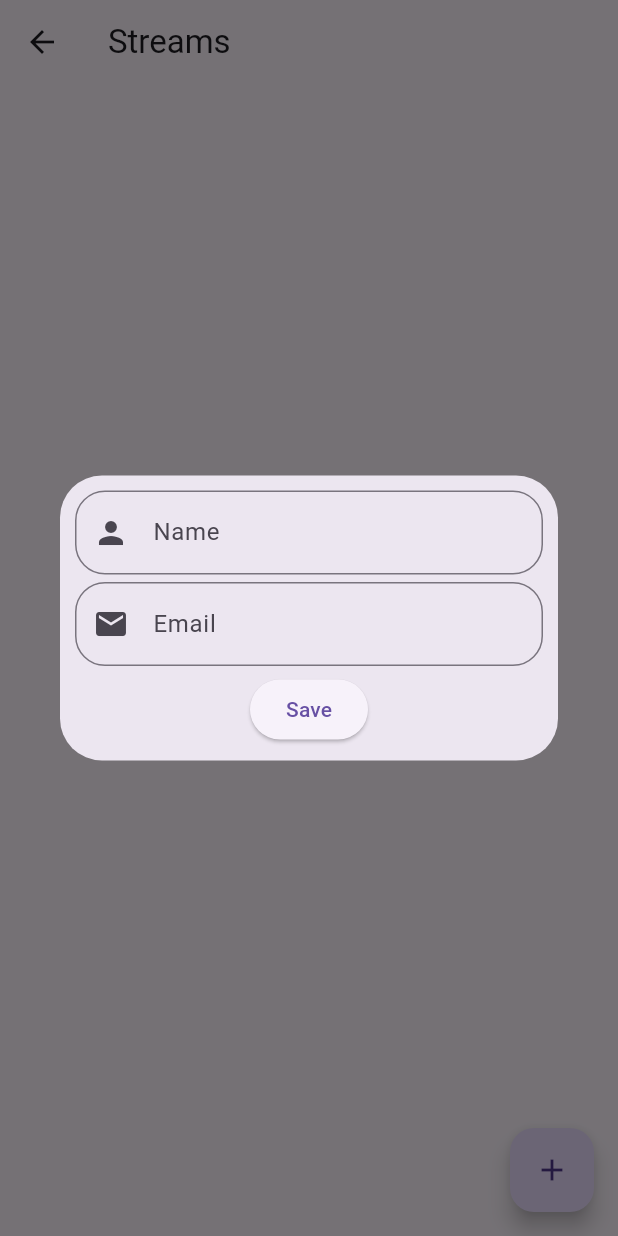
After one commit to lalan-desai-28/Flutter-Trainee-2025, a Flutter app: the StreamsTaskScreen screen opened by its route, after a tap on the "add" icon, on a phone screen of 412 x 824 dp. The commit adds this screen. Run offline on Flutter 3.47's test engine with Material 3 defaults, Android fonts, the light colour scheme and no system bars; our stand-ins replace file_picker.

Commit message:
All tasks of streams

```diff
--- a/lib/main_app.dart
+++ b/lib/main_app.dart
@@ -11,6 +11,7 @@ import 'package:flutter_trainee_2025/screens/navigating_and_passing_data_bw_scre
 import 'package:flutter_trainee_2025/screens/navigating_and_passing_data_bw_screens/pass_data_screen.dart';
 import 'package:flutter_trainee_2025/screens/navigating_and_passing_data_bw_screens/push_named_screen.dart';
 import 'package:flutter_trainee_2025/screens/stateless_and_stateful_widgets/stateless_and_stateful_widgets_task_screen.dart';
+import 'package:flutter_trainee_2025/screens/streams/streams_task_screen.dart';
 import 'package:flutter_trainee_2025/screens/textfields_and_forms/textfields_forms_task_screen.dart';
 
 class MainApp extends StatelessWidget {
@@ -36,6 +37,7 @@ class MainApp extends StatelessWidget {
       "/nested_b_screen": (context) => const NestedBScreen(),
       "/pass_data_screen": (context) => const PassDataScreen(),
       "/applying_styles_screen": (context) => const ApplyingStylesTaskScreen(),
+      "/streams_screen": (context) => const StreamsTaskScreen(),
     };
   }
 
--- /dev/null
+++ b/lib/models/person.dart
@@ -0,0 +1,6 @@
+class Person {
+  String name;
+  String emailAddress;
+
+  Person(this.name, this.emailAddress);
+}
--- a/lib/screens/main_screen.dart
+++ b/lib/screens/main_screen.dart
@@ -52,6 +52,8 @@ class MainScreen extends StatelessWidget {
                 title: "Applying Styles to Widgets",
                 routePath: "/applying_styles_screen",
               ),
+
+              TaskButton(title: "Streams", routePath: "/streams_screen"),
             ],
           ),
         ),
--- /dev/null
+++ b/lib/screens/streams/streams_task_screen.dart
@@ -0,0 +1,203 @@
+import 'dart:async';
+
+import 'package:flutter/material.dart';
+import 'package:flutter/services.dart';
+import 'package:flutter_trainee_2025/models/person.dart';
+import 'package:flutter_trainee_2025/widgets/custom_signup_form_field.dart';
+
+class StreamsTaskScreen extends StatefulWidget {
+  const StreamsTaskScreen({super.key});
+
+  @override
+  State<StreamsTaskScreen> createState() => _StreamsTaskScreenState();
+}
+
+class _StreamsTaskScreenState extends State<StreamsTaskScreen> {
+  final StreamController<List<Person>> _peopleStreamController =
+      StreamController<List<Person>>();
+  late final Stream<List<Person>> _peopleStream =
+      _peopleStreamController.stream;
+  final List<Person> _peopleList = [];
+
+  void _streamNewPerson(Person person) {
+    _peopleList.add(person);
+    _peopleStreamController.add(_peopleList);
+  }
+
+  void _streamDeletePerson(int personAtIndex) {
+    _peopleList.removeAt(personAtIndex);
+    _peopleStreamController.add(_peopleList);
+  }
+
+  void _streamUpdatePerson(Person person, int personAtIndex) {
+    _peopleList[personAtIndex] = person;
+    _peopleStreamController.add(_peopleList);
+  }
+
+  Future<void> _showInsertForm() async {
+    Person? newPerson = await _showFormDialog();
+    if (newPerson != null) _streamNewPerson(newPerson);
+  }
+
+  Future<void> _showUpdateForm(int personUpdateIndex, Person oldPerson) async {
+    Person? updatedPerson = await _showFormDialog(
+      isUpdate: true,
+      oldPerson: oldPerson,
+    );
+    if (updatedPerson != null) {
+      _streamUpdatePerson(updatedPerson, personUpdateIndex);
+    }
+  }
+
+  SignUpFormField _buildNameField(TextEditingController controller) {
+    return SignUpFormField(
+      hintText: "Name",
+      controller: controller,
+      prefixIcon: Icon(Icons.person),
+
+      validator: (value) {
+        if (value == null ||
+            value.isEmpty ||
+            !(RegExp(r"^[a-zA-Z ]+$").hasMatch(value))) {
+          return "Please enter a valid name.";
+        }
+        return null;
+      },
+      inputFormatters: [
+        FilteringTextInputFormatter(RegExp('[a-zA-Z ]'), allow: true),
+      ],
+    );
+  }
+
+  SignUpFormField _buildEmailField(TextEditingController controller) {
+    return SignUpFormField(
+      hintText: "Email",
+      controller: controller,
+      prefixIcon: Icon(Icons.email),
+      inputFormatters: [
+        FilteringTextInputFormatter(
+          RegExp("[a-z0-9.@]"),
+          allow: true,
+          replacementString: '',
+        ),
+      ],
+      keyboardType: TextInputType.emailAddress,
+      validator: (value) {
+        if (value == null ||
+            value.isEmpty ||
+            (!RegExp(r'^[^@]+@[^@]+\.[^@]+').hasMatch(value))) {
+          return "Please enter a valid email address.";
+        }
+        return null;
+      },
+    );
+  }
+
+  Future<Person?> _showFormDialog({
+    bool isUpdate = false,
+    Person? oldPerson,
+  }) async {
+    if (isUpdate && oldPerson == null) throw "oldPerson can not be null.";
+
+    TextEditingController nameController = TextEditingController();
+    TextEditingController emailController = TextEditingController();
+
+    if (oldPerson != null) {
+      nameController.text = oldPerson.name;
+      emailController.text = oldPerson.emailAddress;
+    }
+
+    final formKey = GlobalKey<FormState>();
+    return await showDialog(
+      context: context,
+      builder: (context) {
+        return Dialog(
+          child: Container(
+            padding: EdgeInsets.all(10),
+            child: Form(
+              key: formKey,
+              child: Column(
+                mainAxisSize: MainAxisSize.min,
+                spacing: 5,
+                children: [
+                  _buildNameField(nameController),
+                  _buildEmailField(emailController),
+                  ElevatedButton(
+                    onPressed: () {
+                      FocusManager.instance.primaryFocus?.unfocus();
+                      if (formKey.currentState?.validate() ?? false) {
+                        Person newPerson = Person(
+                          nameController.text,
+                          emailController.text,
+                        );
+                        Navigator.of(context).pop(newPerson);
+                      }
+                    },
+                    child: Text(isUpdate ? "Update" : "Save"),
+                  ),
+                ],
+              ),
+            ),
+          ),
+        );
+      },
+    );
+  }
+
+  AppBar _buildHeader() {
+    return AppBar(title: Text("Streams"));
+  }
+
+  Widget _buildBody() {
+    return SafeArea(
+      child: StreamBuilder(
+        stream: _peopleStream,
+        builder: (context, snapshot) {
+          if (snapshot.hasData && snapshot.data != null) {
+            return ListView.builder(
+              itemCount: snapshot.data?.length,
+              itemBuilder: (context, index) {
+                return GestureDetector(
+                  onLongPress: () {
+                    _showUpdateForm(index, snapshot.data![index]);
+                  },
+                  child: Card(
+                    child: ListTile(
+                      leading: CircleAvatar(child: Icon(Icons.person)),
+                      title: Text(snapshot.data![index].name),
+                      subtitle: Text(snapshot.data![index].emailAddress),
+                      trailing: IconButton(
+                        onPressed: () {
+                          _streamDeletePerson(index);
+                        },
+                        icon: Icon(Icons.delete),
+                      ),
+                    ),
+                  ),
+                );
+              },
+            );
+          } else {
+            return Center(child: Text("List is empty!"));
+          }
+        },
+      ),
+    );
+  }
+
+  Widget _buildFloatingActionButton() {
+    return FloatingActionButton(
+      onPressed: () => _showInsertForm(),
+      child: Icon(Icons.add),
+    );
+  }
+
+  @override
+  Widget build(BuildContext context) {
+    return Scaffold(
+      body: _buildBody(),
+      appBar: _buildHeader(),
+      floatingActionButton: _buildFloatingActionButton(),
+    );
+  }
+}
```
